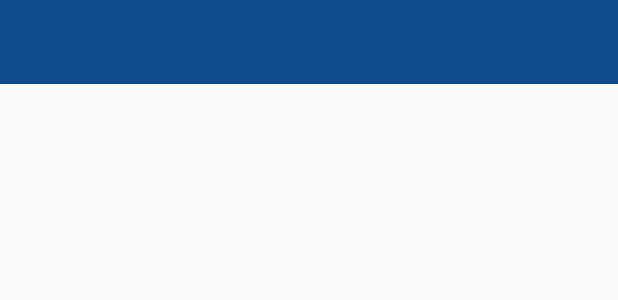
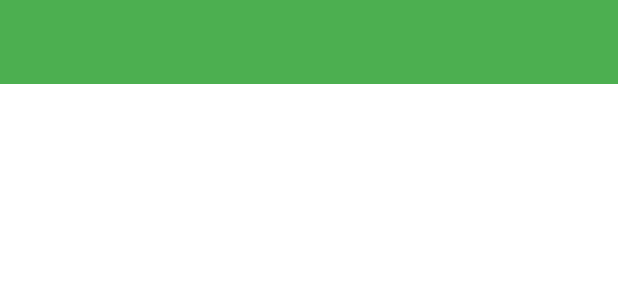
Before and after one commit to Delanoche/MCSTS3000, an Android app: the layout toolbar.xml on its own in the app's theme, with its tools: preview values and no code run, on a phone screen of 412 x 824 dp. Shown: the top 300 px of the screen. Run offline under Robolectric (Android 15) with nearby library versions, the phone set to English and light mode, and no system bars.

Commit message:
fix colors

```diff
--- a/app/src/main/res/drawable/actionbar_background.xml
+++ /dev/null
@@ -1,5 +0,0 @@
-<?xml version="1.0" encoding="utf-8"?>
-<shape xmlns:android="http://schemas.android.com/apk/res/android"
-    android:shape="rectangle">
-    <solid android:color="@color/blue" />
-</shape>
--- a/app/src/main/res/layout/toolbar.xml
+++ b/app/src/main/res/layout/toolbar.xml
@@ -3,5 +3,6 @@
     android:id="@+id/toolbar"
     android:layout_height="wrap_content"
     android:layout_width="match_parent"
+    android:theme="@style/Theme.ActionBar"
     android:minHeight="?attr/actionBarSize"
     android:background="?attr/colorPrimary" />
--- a/app/src/main/res/values/color.xml
+++ b/app/src/main/res/values/color.xml
@@ -1,6 +1,8 @@
 <?xml version="1.0" encoding="utf-8"?>
 <resources>
-    <color name="yellow">#FBB72F</color>
-    <color name="green">#2BB25E</color>
-    <color name="blue">#104B8E</color>
+
+    <color name="mcts_green">#4caf50</color>
+    <color name="mcts_green_dark">#388e3c</color>
+    <color name="mcts_yellow">#ffc107</color>
+
 </resources>
--- a/app/src/main/res/values/styles.xml
+++ b/app/src/main/res/values/styles.xml
@@ -1,11 +1,18 @@
 <resources>
 
     <style name="Theme.MyTheme" parent="Theme.AppCompat.Light.NoActionBar">
-        <!-- Set AppCompat’s actionBarStyle -->
-        <item name="actionBarStyle">@style/MyActionBar</item>
+        <item name="colorPrimary">@color/mcts_green</item>
+        <item name="colorPrimaryDark">@color/mcts_green_dark</item>
+        <item name="colorAccent">@color/mcts_yellow</item>
+        <!--<item name="android:background">@android:color/white</item>-->
+        <item name="android:windowBackground">@android:color/white</item>
+        <!--<item name="android:colorBackground">@android:color/white</item>-->
+    </style>
 
-        <item name="colorPrimary">@color/blue</item>
-        <item name="colorPrimaryDark">@color/green</item>
+    <style name="Theme.ActionBar" parent="Theme.AppCompat.NoActionBar">
+        <item name="colorPrimary">@color/mcts_green</item>
+        <item name="colorPrimaryDark">@color/mcts_green_dark</item>
+        <item name="colorAccent">@color/mcts_yellow</item>
     </style>
 
     <!-- Application theme. -->
@@ -13,10 +20,5 @@
         <!-- All customizations that are NOT specific to a particular API-level can go here. -->
     </style>
 
-    <!-- ActionBar styles -->
-    <style name="MyActionBar" parent="@android:style/Widget.Holo.Light.ActionBar.Solid.Inverse">
-        <item name="android:background">@drawable/actionbar_background</item>
-    </style>
-
 
 </resources>
```
